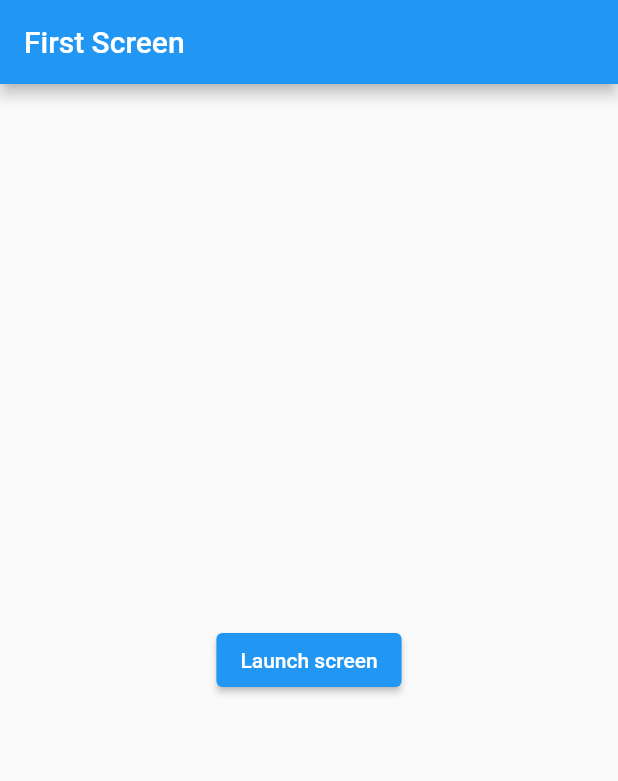
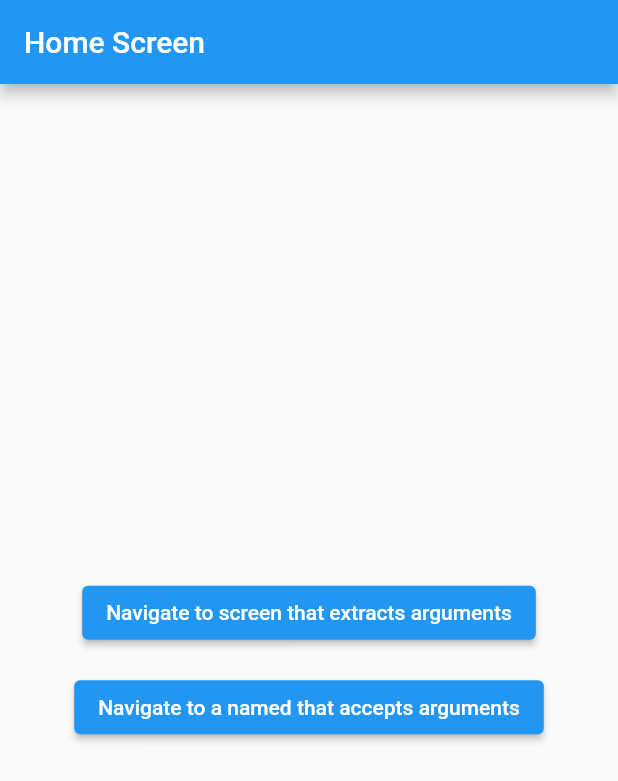
Before and after one commit to fizabells22/flutter_cookbook_navigation, a Flutter app: the screen it shows after launch, on a phone screen of 412 x 824 dp. Shown: the top 781 px of the screen. Run offline on Flutter 3.47's test engine with Material 2 defaults, Android fonts, the phone set to English and light mode, and no system bars.

Commit message:
Pass arguments to a named route

```diff
--- a/lib/main.dart
+++ b/lib/main.dart
@@ -2,6 +2,13 @@
 
 void main() {
   runApp(const MyApp());
+}
+
+class ScreenArguments {
+  final String title;
+  final String message;
+
+  ScreenArguments(this.title, this.message);
 }
 
 class MyApp extends StatelessWidget {
@@ -10,54 +17,119 @@
   @override
   Widget build(BuildContext context) {
     return MaterialApp(
-      debugShowCheckedModeBanner: false,
-      title: 'Navigation',
-      initialRoute: '/',
       routes: {
-        '/': (context) => const FirstScreen(),
-        '/second': (context) => const SecondScreen(),
+        ExtractArgumentsScreen.routeName: (context) =>
+            const ExtractArgumentsScreen(),
       },
+      onGenerateRoute: (settings) {
+        if (settings.name == PassArgumentsScreen.routeName) {
+          final args = settings.arguments as ScreenArguments;
+          return MaterialPageRoute(
+            builder: (context) {
+              return PassArgumentsScreen(
+                title: args.title,
+                message: args.message,
+              );
+            },
+          );
+        }
+        assert(false, 'Need to implement ${settings.name}');
+        return null;
+      },
+      title: 'Navigation with Arguments',
+      home: const HomeScreen(),
     );
   }
 }
 
-class FirstScreen extends StatelessWidget {
-  const FirstScreen({Key? key}) : super(key: key);
+class HomeScreen extends StatelessWidget {
+  const HomeScreen({Key? key}) : super(key: key);
 
   @override
   Widget build(BuildContext context) {
     return Scaffold(
       appBar: AppBar(
-        title: const Text('First Screen'),
+        title: const Text('Home Screen'),
       ),
       body: Center(
-        child: ElevatedButton(
-          onPressed: () {
-            Navigator.pushNamed(context, '/second');
-          },
-          child: const Text('Launch screen'),
+        child: Column(
+          mainAxisAlignment: MainAxisAlignment.center,
+          children: [
+            ElevatedButton(
+              onPressed: () {
+                Navigator.pushNamed(
+                  context,
+                  ExtractArgumentsScreen.routeName,
+                  arguments: ScreenArguments(
+                    'Extract Arguments Screen',
+                    'This message is extracted in the build method.',
+                  ),
+                );
+              },
+              child: const Text('Navigate to screen that extracts arguments'),
+            ),
+            SizedBox(height: 15),
+            ElevatedButton(
+              onPressed: () {
+                Navigator.pushNamed(
+                  context,
+                  PassArgumentsScreen.routeName,
+                  arguments: ScreenArguments(
+                    'Accept Arguments Screen',
+                    'This message is extracted in the onGenerateRoute '
+                        'function.',
+                  ),
+                );
+              },
+              child: const Text('Navigate to a named that accepts arguments'),
+            ),
+          ],
         ),
       ),
     );
   }
 }
 
-class SecondScreen extends StatelessWidget {
-  const SecondScreen({Key? key}) : super(key: key);
+class ExtractArgumentsScreen extends StatelessWidget {
+  const ExtractArgumentsScreen({Key? key}) : super(key: key);
+
+  static const routeName = '/extractArguments';
+
+  @override
+  Widget build(BuildContext context) {
+    final args = ModalRoute.of(context)!.settings.arguments as ScreenArguments;
+
+    return Scaffold(
+      appBar: AppBar(
+        title: Text(args.title),
+      ),
+      body: Center(
+        child: Text(args.message),
+      ),
+    );
+  }
+}
+
+class PassArgumentsScreen extends StatelessWidget {
+  static const routeName = '/passArguments';
+
+  final String title;
+  final String message;
+
+  const PassArgumentsScreen({
+    Key? key,
+    required this.title,
+    required this.message,
+  }) : super(key: key);
 
   @override
   Widget build(BuildContext context) {
     return Scaffold(
       appBar: AppBar(
-        title: const Text('Second Screen'),
+        title: Text(title),
       ),
       body: Center(
-        child: ElevatedButton(
-          onPressed: () {
-            Navigator.pop(context);
-          },
-          child: const Text('Go back!'),
-        ),
+        child: Text(message),
       ),
     );
   }
```
